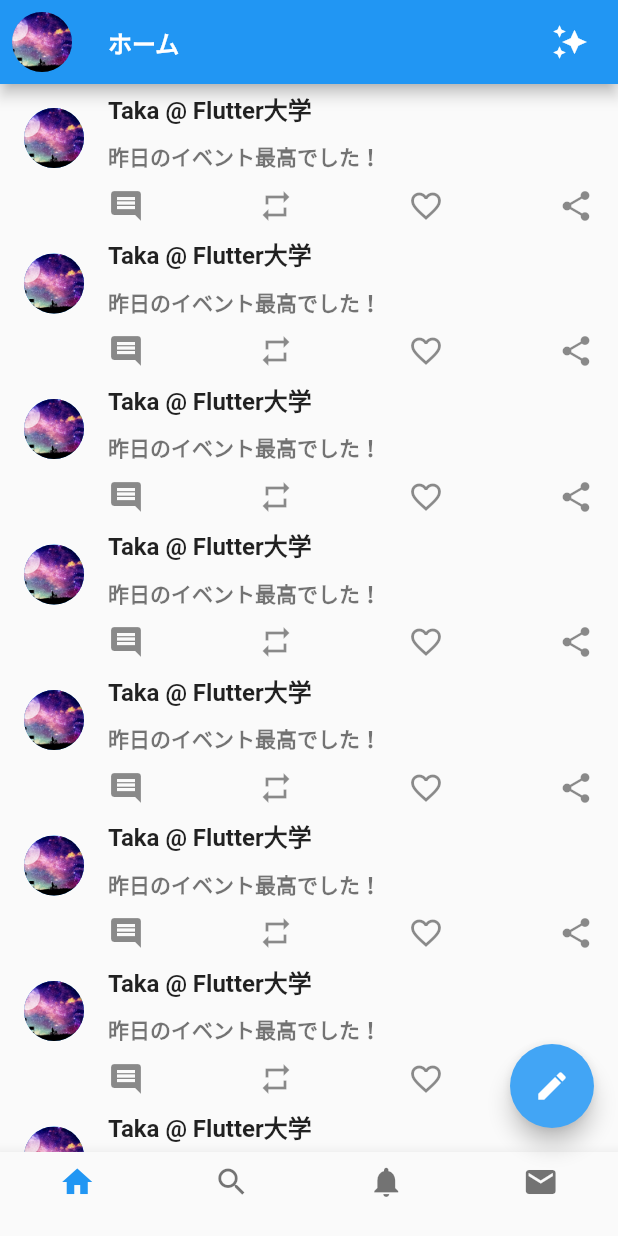
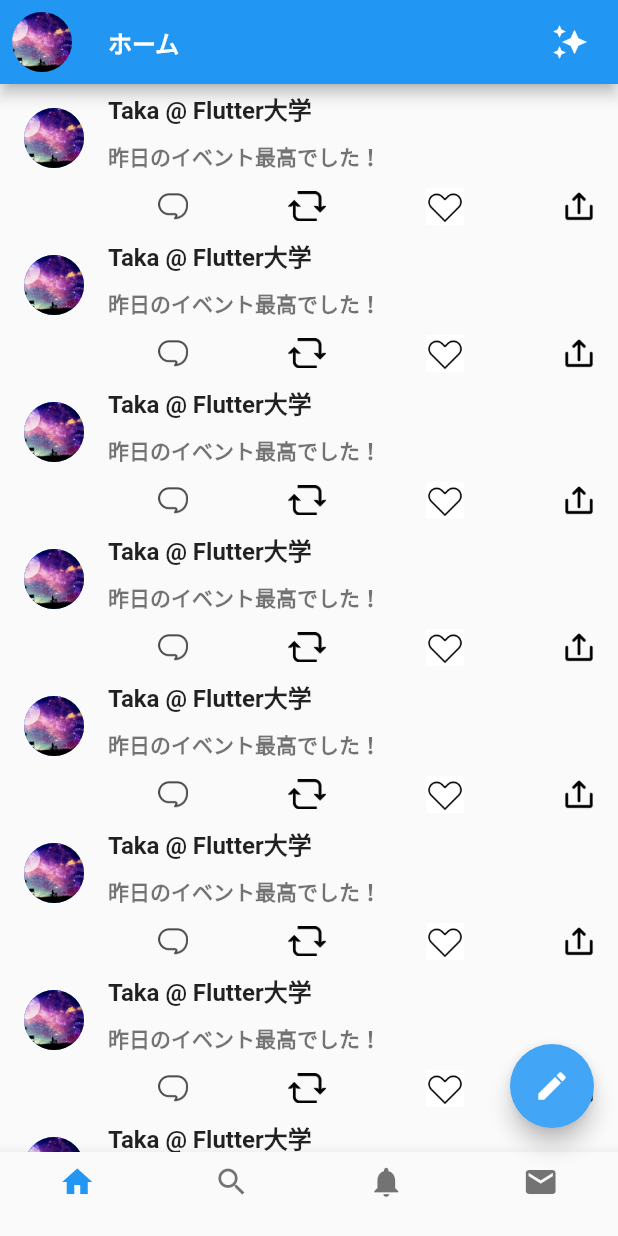
Before and after one commit to Takatoshi-ish/flutter_twitter_ui, a Flutter app: the screen it shows after launch, on a phone screen of 412 x 824 dp. Run offline on Flutter 3.47's test engine with Material 2 defaults, Android fonts, the phone set to English and light mode, and no system bars.

Commit message:
余分なものを削除

```diff
--- a/lib/main.dart
+++ b/lib/main.dart
@@ -133,94 +133,55 @@ class TweetTile extends StatelessWidget {
           ),
           Row(
             mainAxisAlignment: MainAxisAlignment.spaceBetween,
-            children: const [
-              Icon(Icons.comment),
-              Icon(Icons.repeat),
-              Icon(Icons.favorite_border),
-              Icon(Icons.share),
+            children: [
+              const SizedBox(
+                width: 15,
+              ),
+              IconContainer('assets/comment.png', 20, 20),
+              const SizedBox(
+                width: 30,
+              ),
+              IconContainer('assets/repeat.png', 25, 20),
+              const SizedBox(
+                width: 30,
+              ),
+              IconContainer('assets/heart.png', 25, 25),
+              const SizedBox(
+                width: 30,
+              ),
+              IconContainer('assets/share.png', 20, 20),
             ],
           ),
         ],
       ),
     );
-
-    //   Padding(
-    //     padding: const EdgeInsets.all(8.0),
-    //     child: Row(
-    //       crossAxisAlignment: CrossAxisAlignment.start,
-    //       children: [
-    //         CircleAvatar(
-    //           backgroundImage: AssetImage(
-    //             imageURL,
-    //           ),
-    //         ),
-    //         const SizedBox(width: 8),
-    //         Column(
-    //           crossAxisAlignment: CrossAxisAlignment.start,
-    //           children: [
-    //             Row(
-    //               children: [
-    //                 Text(userName),
-    //                 const SizedBox(width: 8),
-    //                 Text(date),
-    //               ],
-    //             ),
-    //             const SizedBox(height: 4),
-    //             Text(comment),
-    //             const SizedBox(height: 4),
-    //             Row(
-    //               children: const [
-    //                 SizedBox(
-    //                   width: 15,
-    //                 ),
-    //                 Icon(Icons.comment),
-    //                 SizedBox(
-    //                   width: 30,
-    //                 ),
-    //                 Icon(Icons.repeat),
-    //                 SizedBox(
-    //                   width: 30,
-    //                 ),
-    //                 Icon(Icons.favorite_border),
-    //                 SizedBox(
-    //                   width: 30,
-    //                 ),
-    //                 Icon(Icons.share),
-    //               ],
-    //             ),
-    //           ],
-    //         ),
-    //       ],
-    //     ),
-    //   );
-    // }
   }
 }
 
-// //今回はUIだけなので良いが機能（アイコンタップ時の処理）も含めると分けるのが良いとは言い切れない
-// class IconContainer extends StatelessWidget {
-//   String iconPath;
-//   double width;
-//   double height;
-//   IconContainer(this.iconPath, this.width, this.height, {Key? key})
-//       : super(key: key);
+//今回はUIだけなので良いが機能（アイコンタップ時の処理）も含めると分けるのが良いとは言い切れない
+class IconContainer extends StatelessWidget {
+  String iconPath;
+  double width;
+  double height;
+  IconContainer(this.iconPath, this.width, this.height, {Key? key})
+      : super(key: key);
 
-//   @override
-//   Widget build(BuildContext context) {
-//     return GestureDetector(
-//       onTap: () {},
-//       child: Container(
-//         width: width,
-//         height: height,
-//         decoration: BoxDecoration(
-//           image: DecorationImage(
-//             image: AssetImage(
-//               iconPath,
-//             ),
-//             fit: BoxFit.cover,
-//           ),
-//         ),
-//       ),
-//     );
-//   }
-// }
+  @override
+  Widget build(BuildContext context) {
+    return GestureDetector(
+      onTap: () {},
+      child: Container(
+        width: width,
+        height: height,
+        decoration: BoxDecoration(
+          image: DecorationImage(
+            image: AssetImage(
+              iconPath,
+            ),
+            fit: BoxFit.cover,
+          ),
+        ),
+      ),
+    );
+  }
+}
```
